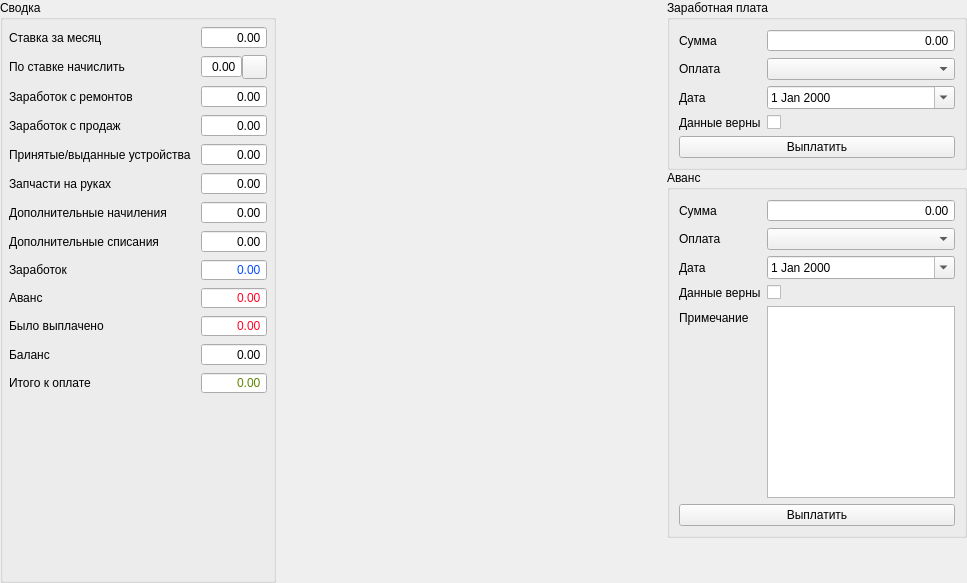
Above: widgets/salarytabwidgets/spagesalarysummary.ui from solderercb/snap_crm before the change. Below: the same form after it.
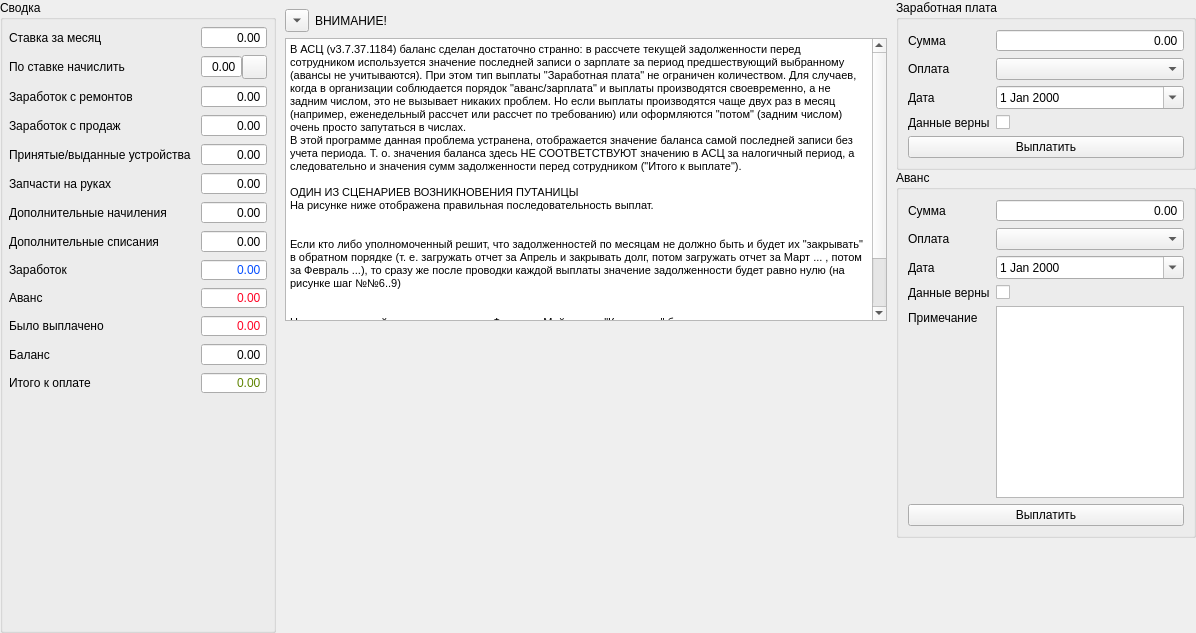
That is the form after the change. Icons and pictures are not drawn. Custom widgets are drawn as their Qt base class.

Commit message: [SAVEGAME] Зарплата: добавлена дочерняя вкладка "Дополнительно" (только чтение);           добавлена подсказка о разнице работы механизма баланса на вкладке "Сводка";           мелкие сопутствующие доработки;

Diff of the .ui file:
```diff
--- a/widgets/salarytabwidgets/spagesalarysummary.ui
+++ b/widgets/salarytabwidgets/spagesalarysummary.ui
@@ -6,14 +6,14 @@
    <rect>
     <x>0</x>
     <y>0</y>
-    <width>967</width>
-    <height>583</height>
+    <width>1196</width>
+    <height>633</height>
    </rect>
   </property>
   <property name="windowTitle">
    <string>Form</string>
   </property>
-  <layout class="QGridLayout" name="gridLayout_4" columnstretch="0,0,0">
+  <layout class="QGridLayout" name="gridLayout_4" columnstretch="0,0,0,0" columnminimumwidth="0,600,0,0">
    <property name="leftMargin">
     <number>0</number>
    </property>
@@ -29,241 +29,6 @@
    <property name="spacing">
     <number>0</number>
    </property>
-   <item row="0" column="2">
-    <layout class="QVBoxLayout" name="verticalLayout">
-     <item>
-      <widget class="QGroupBox" name="groupBoxSalary">
-       <property name="sizePolicy">
-        <sizepolicy hsizetype="Minimum" vsizetype="Preferred">
-         <horstretch>0</horstretch>
-         <verstretch>0</verstretch>
-        </sizepolicy>
-       </property>
-       <property name="minimumSize">
-        <size>
-         <width>0</width>
-         <height>0</height>
-        </size>
-       </property>
-       <property name="maximumSize">
-        <size>
-         <width>300</width>
-         <height>16777215</height>
-        </size>
-       </property>
-       <property name="title">
-        <string>Заработная плата</string>
-       </property>
-       <layout class="QGridLayout" name="gridLayout_2">
-        <item row="0" column="0">
-         <layout class="QFormLayout" name="formLayoutSalary">
-          <item row="0" column="0">
-           <widget class="QLabel" name="labelSalarySumm">
-            <property name="text">
-             <string>Сумма</string>
-            </property>
-           </widget>
-          </item>
-          <item row="1" column="0">
-           <widget class="QLabel" name="labelSalaryPaymentSystem">
-            <property name="text">
-             <string>Оплата</string>
-            </property>
-           </widget>
-          </item>
-          <item row="1" column="1">
-           <widget class="QComboBox" name="comboBoxSalaryPaymentSystem"/>
-          </item>
-          <item row="2" column="0">
-           <widget class="QLabel" name="labelSalaryPayDate">
-            <property name="text">
-             <string>Дата</string>
-            </property>
-           </widget>
-          </item>
-          <item row="2" column="1">
-           <widget class="QDateEdit" name="dateEditSalaryDate">
-            <property name="wrapping">
-             <bool>false</bool>
-            </property>
-            <property name="buttonSymbols">
-             <enum>QAbstractSpinBox::NoButtons</enum>
-            </property>
-            <property name="calendarPopup">
-             <bool>true</bool>
-            </property>
-           </widget>
-          </item>
-          <item row="3" column="0">
-           <widget class="QLabel" name="labelSalaryOK">
-            <property name="text">
-             <string>Данные верны</string>
-            </property>
-           </widget>
-          </item>
-          <item row="3" column="1">
-           <widget class="QCheckBox" name="checkBoxSalaryOK">
-            <property name="text">
-             <string/>
-            </property>
-           </widget>
-          </item>
-          <item row="4" column="0" colspan="2">
-           <widget class="QPushButton" name="pushButtonPaySalary">
-            <property name="text">
-             <string>Выплатить</string>
-            </property>
-           </widget>
-          </item>
-          <item row="0" column="1">
-           <widget class="QDoubleSpinBox" name="doubleSpinBoxSalarySumm">
-            <property name="alignment">
-             <set>Qt::AlignRight|Qt::AlignTrailing|Qt::AlignVCenter</set>
-            </property>
-            <property name="buttonSymbols">
-             <enum>QAbstractSpinBox::NoButtons</enum>
-            </property>
-           </widget>
-          </item>
-         </layout>
-        </item>
-       </layout>
-      </widget>
-     </item>
-     <item>
-      <widget class="QGroupBox" name="groupBoxSubsistence">
-       <property name="sizePolicy">
-        <sizepolicy hsizetype="Minimum" vsizetype="Minimum">
-         <horstretch>0</horstretch>
-         <verstretch>0</verstretch>
-        </sizepolicy>
-       </property>
-       <property name="maximumSize">
-        <size>
-         <width>300</width>
-         <height>16777215</height>
-        </size>
-       </property>
-       <property name="title">
-        <string>Аванс</string>
-       </property>
-       <layout class="QGridLayout" name="gridLayout">
-        <item row="0" column="0">
-         <layout class="QFormLayout" name="formLayoutSubsistence">
-          <property name="sizeConstraint">
-           <enum>QLayout::SetMaximumSize</enum>
-          </property>
-          <property name="fieldGrowthPolicy">
-           <enum>QFormLayout::AllNonFixedFieldsGrow</enum>
-          </property>
-          <item row="0" column="0">
-           <widget class="QLabel" name="labelSubsistenceSumm">
-            <property name="text">
-             <string>Сумма</string>
-            </property>
-           </widget>
-          </item>
-          <item row="1" column="0">
-           <widget class="QLabel" name="labelSubsistencePaymentSystem">
-            <property name="text">
-             <string>Оплата</string>
-            </property>
-           </widget>
-          </item>
-          <item row="1" column="1">
-           <widget class="QComboBox" name="comboBoxSubsistencePaymentSystem"/>
-          </item>
-          <item row="2" column="0">
-           <widget class="QLabel" name="labelSubsistenceDate">
-            <property name="text">
-             <string>Дата</string>
-            </property>
-           </widget>
-          </item>
-          <item row="2" column="1">
-           <widget class="QDateEdit" name="dateEditSubsistenceDate">
-            <property name="wrapping">
-             <bool>false</bool>
-            </property>
-            <property name="buttonSymbols">
-             <enum>QAbstractSpinBox::NoButtons</enum>
-            </property>
-            <property name="calendarPopup">
-             <bool>true</bool>
-            </property>
-           </widget>
-          </item>
-          <item row="3" column="0">
-           <widget class="QLabel" name="labelSubsistenceOK">
-            <property name="text">
-             <string>Данные верны</string>
-            </property>
-           </widget>
-          </item>
-          <item row="3" column="1">
-           <widget class="QCheckBox" name="checkBoxSubsistenceOK">
-            <property name="text">
-             <string/>
-            </property>
-           </widget>
-          </item>
-          <item row="4" column="0">
-           <widget class="QLabel" name="labelSubsistenceReason">
-            <property name="text">
-             <string>Примечание</string>
-            </property>
-           </widget>
-          </item>
-          <item row="5" column="0" colspan="2">
-           <widget class="QPushButton" name="pushButtonPaySubsistence">
-            <property name="text">
-             <string>Выплатить</string>
-            </property>
-           </widget>
-          </item>
-          <item row="0" column="1">
-           <widget class="QDoubleSpinBox" name="doubleSpinBoxSubsistenceSumm">
-            <property name="alignment">
-             <set>Qt::AlignRight|Qt::AlignTrailing|Qt::AlignVCenter</set>
-            </property>
-            <property name="buttonSymbols">
-             <enum>QAbstractSpinBox::NoButtons</enum>
-            </property>
-           </widget>
-          </item>
-          <item row="4" column="1">
-           <widget class="SPlainTextEdit" name="textEditSubsistenceReason">
-            <property name="minimumSize">
-             <size>
-              <width>0</width>
-              <height>0</height>
-             </size>
-            </property>
-           </widget>
-          </item>
-         </layout>
-        </item>
-       </layout>
-      </widget>
-     </item>
-     <item>
-      <spacer name="verticalSpacer_2">
-       <property name="orientation">
-        <enum>Qt::Vertical</enum>
-       </property>
-       <property name="sizeType">
-        <enum>QSizePolicy::Expanding</enum>
-       </property>
-       <property name="sizeHint" stdset="0">
-        <size>
-         <width>20</width>
-         <height>40</height>
-        </size>
-       </property>
-      </spacer>
-     </item>
-    </layout>
-   </item>
    <item row="0" column="0">
     <widget class="QGroupBox" name="groupBoxSummary">
      <property name="minimumSize">
@@ -598,17 +363,353 @@
     </widget>
    </item>
    <item row="0" column="1">
-    <spacer name="horizontalSpacer">
-     <property name="orientation">
-      <enum>Qt::Horizontal</enum>
+    <widget class="QGroupBox" name="groupBox">
+     <property name="sizePolicy">
+      <sizepolicy hsizetype="Preferred" vsizetype="Expanding">
+       <horstretch>0</horstretch>
+       <verstretch>0</verstretch>
+      </sizepolicy>
      </property>
-     <property name="sizeHint" stdset="0">
+     <property name="minimumSize">
       <size>
-       <width>300</width>
-       <height>20</height>
+       <width>0</width>
+       <height>0</height>
       </size>
      </property>
-    </spacer>
+     <property name="styleSheet">
+      <string notr="true">QGroupBox {border: 0px; border-color: rgba(0, 0, 0, 0);}</string>
+     </property>
+     <property name="title">
+      <string/>
+     </property>
+     <property name="checkable">
+      <bool>false</bool>
+     </property>
+     <layout class="QGridLayout" name="gridLayout_5" columnstretch="0,1">
+      <item row="1" column="0" colspan="2">
+       <widget class="QTextEdit" name="textEditDisclaimer">
+        <property name="sizePolicy">
+         <sizepolicy hsizetype="Expanding" vsizetype="Expanding">
+          <horstretch>0</horstretch>
+          <verstretch>0</verstretch>
+         </sizepolicy>
+        </property>
+        <property name="readOnly">
+         <bool>true</bool>
+        </property>
+        <property name="html">
+         <string>&lt;!DOCTYPE HTML PUBLIC &quot;-//W3C//DTD HTML 4.0//EN&quot; &quot;http://www.w3.org/TR/REC-html40/strict.dtd&quot;&gt;
+&lt;html&gt;&lt;head&gt;&lt;meta name=&quot;qrichtext&quot; content=&quot;1&quot; /&gt;&lt;style type=&quot;text/css&quot;&gt;
+p, li { white-space: pre-wrap; }
+&lt;/style&gt;&lt;/head&gt;&lt;body style=&quot; font-family:'MS Shell Dlg 2'; font-size:8.25pt; font-weight:400; font-style:normal;&quot;&gt;
+&lt;p style=&quot; margin-top:0px; margin-bottom:0px; margin-left:0px; margin-right:0px; -qt-block-indent:0; text-indent:0px;&quot;&gt;&lt;span style=&quot; font-size:8pt;&quot;&gt;В АСЦ (v3.7.37.1184) баланс сделан достаточно странно: в рассчете текущей задолженности перед сотрудником используется значение последней записи о зарплате за период предшествующий выбранному (авансы не учитываются). При этом тип выплаты &amp;quot;Заработная плата&amp;quot; не ограничен количеством. Для случаев, когда в организации соблюдается порядок &amp;quot;аванс/зарплата&amp;quot; и выплаты производятся своевременно, а не задним числом, это не вызывает никаких проблем. Но если выплаты производятся чаще двух раз в месяц (например, еженедельный рассчет или рассчет по требованию) или оформляются &amp;quot;потом&amp;quot; (задним числом) очень просто запутаться в числах.&lt;/span&gt;&lt;/p&gt;
+&lt;p style=&quot; margin-top:0px; margin-bottom:0px; margin-left:0px; margin-right:0px; -qt-block-indent:0; text-indent:0px;&quot;&gt;&lt;span style=&quot; font-size:8pt;&quot;&gt;В этой программе данная проблема устранена, отображается значение баланса самой последней записи без учета периода. Т. о. значения баланса здесь НЕ СООТВЕТСТВУЮТ значению в АСЦ за налогичный период, а следовательно и значения сумм задолженности перед сотрудником (&amp;quot;Итого к выплате&amp;quot;).&lt;/span&gt;&lt;/p&gt;
+&lt;p style=&quot;-qt-paragraph-type:empty; margin-top:0px; margin-bottom:0px; margin-left:0px; margin-right:0px; -qt-block-indent:0; text-indent:0px; font-size:8pt;&quot;&gt;&lt;br /&gt;&lt;/p&gt;
+&lt;p style=&quot; margin-top:0px; margin-bottom:0px; margin-left:0px; margin-right:0px; -qt-block-indent:0; text-indent:0px;&quot;&gt;&lt;span style=&quot; font-size:8pt;&quot;&gt;ОДИН ИЗ СЦЕНАРИЕВ ВОЗНИКНОВЕНИЯ ПУТАНИЦЫ&lt;/span&gt;&lt;/p&gt;
+&lt;p style=&quot; margin-top:0px; margin-bottom:0px; margin-left:0px; margin-right:0px; -qt-block-indent:0; text-indent:0px;&quot;&gt;&lt;span style=&quot; font-size:8pt;&quot;&gt;На рисунке ниже отображена правильная последовательность выплат.&lt;/span&gt;&lt;/p&gt;
+&lt;p style=&quot; margin-top:0px; margin-bottom:0px; margin-left:0px; margin-right:0px; -qt-block-indent:0; text-indent:0px;&quot;&gt;&lt;img src=&quot;:/help/asc_salary_bug_example_01.png&quot; /&gt;&lt;/p&gt;
+&lt;p style=&quot;-qt-paragraph-type:empty; margin-top:0px; margin-bottom:0px; margin-left:0px; margin-right:0px; -qt-block-indent:0; text-indent:0px; font-size:8pt;&quot;&gt;&lt;br /&gt;&lt;/p&gt;
+&lt;p style=&quot; margin-top:0px; margin-bottom:0px; margin-left:0px; margin-right:0px; -qt-block-indent:0; text-indent:0px;&quot;&gt;&lt;span style=&quot; font-size:8pt;&quot;&gt;Если кто либо уполномоченный решит, что задолженностей по месяцам не должно быть и будет их &amp;quot;закрывать&amp;quot; в обратном порядке (т. е. загружать отчет за Апрель и закрывать долг, потом загружать отчет за Март ... , потом за Февраль ...), то сразу же после проводки каждой выплаты значение задолженности будет равно нулю (на рисунке шаг №№6..9)&lt;/span&gt;&lt;/p&gt;
+&lt;p style=&quot; margin-top:0px; margin-bottom:0px; margin-left:0px; margin-right:0px; -qt-block-indent:0; text-indent:0px;&quot;&gt;&lt;img src=&quot;:/help/asc_salary_bug_example_02.png&quot; /&gt;&lt;/p&gt;
+&lt;p style=&quot;-qt-paragraph-type:empty; margin-top:0px; margin-bottom:0px; margin-left:0px; margin-right:0px; -qt-block-indent:0; text-indent:0px; font-size:8pt;&quot;&gt;&lt;br /&gt;&lt;/p&gt;
+&lt;p style=&quot; margin-top:0px; margin-bottom:0px; margin-left:0px; margin-right:0px; -qt-block-indent:0; text-indent:0px;&quot;&gt;&lt;span style=&quot; font-size:8pt;&quot;&gt;Но при следующей загрузке отчетов за Февраль..Май в поле &amp;quot;К выплате&amp;quot; будут отрицательные значения, как будто сотрудник должен организации (на рисунке шаги №№10..13, последовательность выбора месяца не важна).&lt;/span&gt;&lt;/p&gt;
+&lt;p style=&quot; margin-top:0px; margin-bottom:0px; margin-left:0px; margin-right:0px; -qt-block-indent:0; text-indent:0px;&quot;&gt;&lt;img src=&quot;:/help/asc_salary_bug_example_03.png&quot; /&gt;&lt;/p&gt;
+&lt;p style=&quot;-qt-paragraph-type:empty; margin-top:0px; margin-bottom:0px; margin-left:0px; margin-right:0px; -qt-block-indent:0; text-indent:0px; font-size:8pt;&quot;&gt;&lt;br /&gt;&lt;/p&gt;&lt;/body&gt;&lt;/html&gt;</string>
+        </property>
+       </widget>
+      </item>
+      <item row="0" column="0">
+       <widget class="QToolButton" name="toolButtonDisclaimer">
+        <property name="text">
+         <string>+</string>
+        </property>
+        <property name="checkable">
+         <bool>true</bool>
+        </property>
+        <property name="toolButtonStyle">
+         <enum>Qt::ToolButtonIconOnly</enum>
+        </property>
+        <property name="arrowType">
+         <enum>Qt::DownArrow</enum>
+        </property>
+       </widget>
+      </item>
+      <item row="0" column="1">
+       <widget class="QLabel" name="label">
+        <property name="text">
+         <string>ВНИМАНИЕ!</string>
+        </property>
+       </widget>
+      </item>
+      <item row="3" column="0">
+       <spacer name="verticalSpacer">
+        <property name="orientation">
+         <enum>Qt::Vertical</enum>
+        </property>
+        <property name="sizeType">
+         <enum>QSizePolicy::MinimumExpanding</enum>
+        </property>
+        <property name="sizeHint" stdset="0">
+         <size>
+          <width>20</width>
+          <height>40</height>
+         </size>
+        </property>
+       </spacer>
+      </item>
+      <item row="2" column="0" colspan="2">
+       <spacer name="horizontalSpacer">
+        <property name="orientation">
+         <enum>Qt::Horizontal</enum>
+        </property>
+        <property name="sizeType">
+         <enum>QSizePolicy::Expanding</enum>
+        </property>
+        <property name="sizeHint" stdset="0">
+         <size>
+          <width>50</width>
+          <height>20</height>
+         </size>
+        </property>
+       </spacer>
+      </item>
+     </layout>
+    </widget>
+   </item>
+   <item row="0" column="3">
+    <layout class="QVBoxLayout" name="verticalLayout">
+     <item>
+      <widget class="QGroupBox" name="groupBoxSalary">
+       <property name="sizePolicy">
+        <sizepolicy hsizetype="Minimum" vsizetype="Preferred">
+         <horstretch>0</horstretch>
+         <verstretch>0</verstretch>
+        </sizepolicy>
+       </property>
+       <property name="minimumSize">
+        <size>
+         <width>0</width>
+         <height>0</height>
+        </size>
+       </property>
+       <property name="maximumSize">
+        <size>
+         <width>300</width>
+         <height>16777215</height>
+        </size>
+       </property>
+       <property name="title">
+        <string>Заработная плата</string>
+       </property>
+       <layout class="QGridLayout" name="gridLayout_2">
+        <item row="0" column="0">
+         <layout class="QFormLayout" name="formLayoutSalary">
+          <item row="0" column="0">
+           <widget class="QLabel" name="labelSalarySumm">
+            <property name="text">
+             <string>Сумма</string>
+            </property>
+           </widget>
+          </item>
+          <item row="1" column="0">
+           <widget class="QLabel" name="labelSalaryPaymentSystem">
+            <property name="text">
+             <string>Оплата</string>
+            </property>
+           </widget>
+          </item>
+          <item row="1" column="1">
+           <widget class="QComboBox" name="comboBoxSalaryPaymentSystem"/>
+          </item>
+          <item row="2" column="0">
+           <widget class="QLabel" name="labelSalaryPayDate">
+            <property name="text">
+             <string>Дата</string>
+            </property>
+           </widget>
+          </item>
+          <item row="2" column="1">
+           <widget class="QDateEdit" name="dateEditSalaryDate">
+            <property name="wrapping">
+             <bool>false</bool>
+            </property>
+            <property name="buttonSymbols">
+             <enum>QAbstractSpinBox::NoButtons</enum>
+            </property>
+            <property name="calendarPopup">
+             <bool>true</bool>
+            </property>
+           </widget>
+          </item>
+          <item row="3" column="0">
+           <widget class="QLabel" name="labelSalaryOK">
+            <property name="text">
+             <string>Данные верны</string>
+            </property>
+           </widget>
+          </item>
+          <item row="3" column="1">
+           <widget class="QCheckBox" name="checkBoxSalaryOK">
+            <property name="text">
+             <string/>
+            </property>
+           </widget>
+          </item>
+          <item row="4" column="0" colspan="2">
+           <widget class="QPushButton" name="pushButtonPaySalary">
+            <property name="text">
+             <string>Выплатить</string>
+            </property>
+           </widget>
+          </item>
+          <item row="0" column="1">
+           <widget class="QDoubleSpinBox" name="doubleSpinBoxSalarySumm">
+            <property name="alignment">
+             <set>Qt::AlignRight|Qt::AlignTrailing|Qt::AlignVCenter</set>
+            </property>
+            <property name="buttonSymbols">
+             <enum>QAbstractSpinBox::NoButtons</enum>
+            </property>
+           </widget>
+          </item>
+         </layout>
+        </item>
+       </layout>
+      </widget>
+     </item>
+     <item>
+      <widget class="QGroupBox" name="groupBoxSubsistence">
+       <property name="sizePolicy">
+        <sizepolicy hsizetype="Minimum" vsizetype="Minimum">
+         <horstretch>0</horstretch>
+         <verstretch>0</verstretch>
+        </sizepolicy>
+       </property>
+       <property name="maximumSize">
+        <size>
+         <width>300</width>
+         <height>16777215</height>
+        </size>
+       </property>
+       <property name="title">
+        <string>Аванс</string>
+       </property>
+       <layout class="QGridLayout" name="gridLayout">
+        <item row="0" column="0">
+         <layout class="QFormLayout" name="formLayoutSubsistence">
+          <property name="sizeConstraint">
+           <enum>QLayout::SetMaximumSize</enum>
+          </property>
+          <property name="fieldGrowthPolicy">
+           <enum>QFormLayout::AllNonFixedFieldsGrow</enum>
+          </property>
+          <item row="0" column="0">
+           <widget class="QLabel" name="labelSubsistenceSumm">
+            <property name="text">
+             <string>Сумма</string>
+            </property>
+           </widget>
+          </item>
+          <item row="1" column="0">
+           <widget class="QLabel" name="labelSubsistencePaymentSystem">
+            <property name="text">
+             <string>Оплата</string>
+            </property>
+           </widget>
+          </item>
+          <item row="1" column="1">
+           <widget class="QComboBox" name="comboBoxSubsistencePaymentSystem"/>
+          </item>
+          <item row="2" column="0">
+           <widget class="QLabel" name="labelSubsistenceDate">
+            <property name="text">
+             <string>Дата</string>
+            </property>
+           </widget>
+          </item>
+          <item row="2" column="1">
+           <widget class="QDateEdit" name="dateEditSubsistenceDate">
+            <property name="wrapping">
+             <bool>false</bool>
+            </property>
+            <property name="buttonSymbols">
+             <enum>QAbstractSpinBox::NoButtons</enum>
+            </property>
+            <property name="calendarPopup">
+             <bool>true</bool>
+            </property>
+           </widget>
+          </item>
+          <item row="3" column="0">
+           <widget class="QLabel" name="labelSubsistenceOK">
+            <property name="text">
+             <string>Данные верны</string>
+            </property>
+           </widget>
+          </item>
+          <item row="3" column="1">
+           <widget class="QCheckBox" name="checkBoxSubsistenceOK">
+            <property name="text">
+             <string/>
+            </property>
+           </widget>
+          </item>
+          <item row="4" column="0">
+           <widget class="QLabel" name="labelSubsistenceReason">
+            <property name="text">
+             <string>Примечание</string>
+            </property>
+           </widget>
+          </item>
+          <item row="5" column="0" colspan="2">
+           <widget class="QPushButton" name="pushButtonPaySubsistence">
+            <property name="text">
+             <string>Выплатить</string>
+            </property>
+           </widget>
+          </item>
+          <item row="0" column="1">
+           <widget class="QDoubleSpinBox" name="doubleSpinBoxSubsistenceSumm">
+            <property name="alignment">
+             <set>Qt::AlignRight|Qt::AlignTrailing|Qt::AlignVCenter</set>
+            </property>
+            <property name="buttonSymbols">
+             <enum>QAbstractSpinBox::NoButtons</enum>
+            </property>
+           </widget>
+          </item>
+          <item row="4" column="1">
+           <widget class="SPlainTextEdit" name="textEditSubsistenceReason">
+            <property name="minimumSize">
+             <size>
+              <width>0</width>
+              <height>0</height>
+             </size>
+            </property>
+           </widget>
+          </item>
+         </layout>
+        </item>
+       </layout>
+      </widget>
+     </item>
+     <item>
+      <spacer name="verticalSpacer_2">
+       <property name="orientation">
+        <enum>Qt::Vertical</enum>
+       </property>
+       <property name="sizeType">
+        <enum>QSizePolicy::Expanding</enum>
+       </property>
+       <property name="sizeHint" stdset="0">
+        <size>
+         <width>20</width>
+         <height>40</height>
+        </size>
+       </property>
+      </spacer>
+     </item>
+    </layout>
    </item>
   </layout>
  </widget>
```
Left out of the diff: 26 changed lines with no effect on the pictures. The commit also changes 21 other files.
